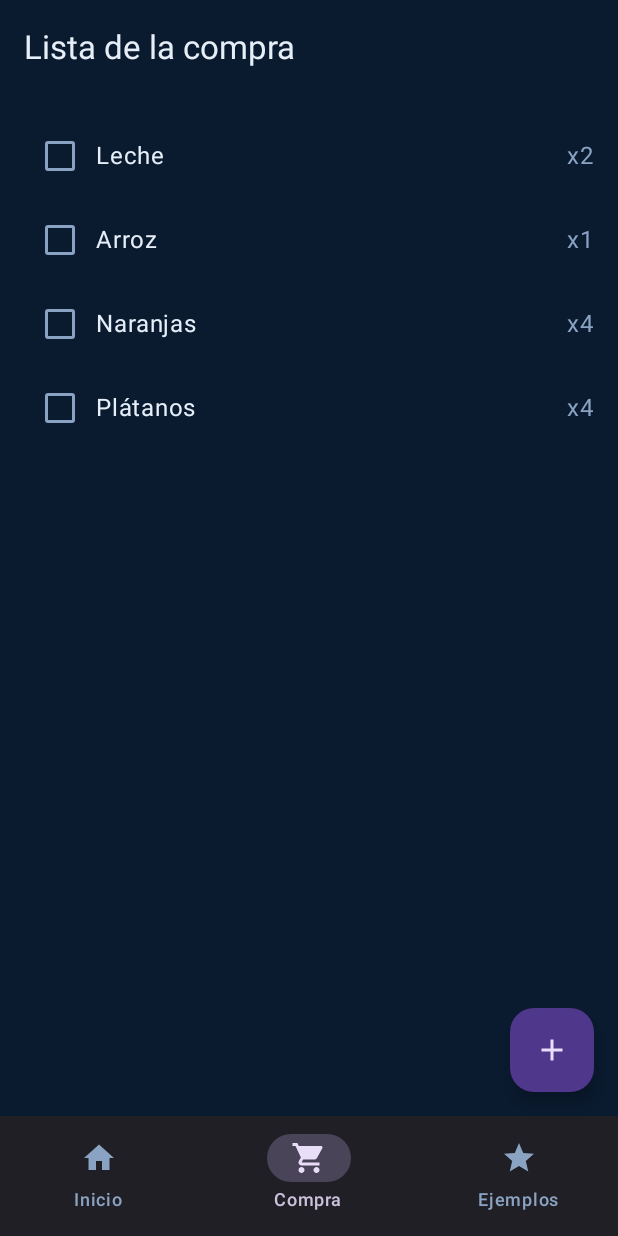
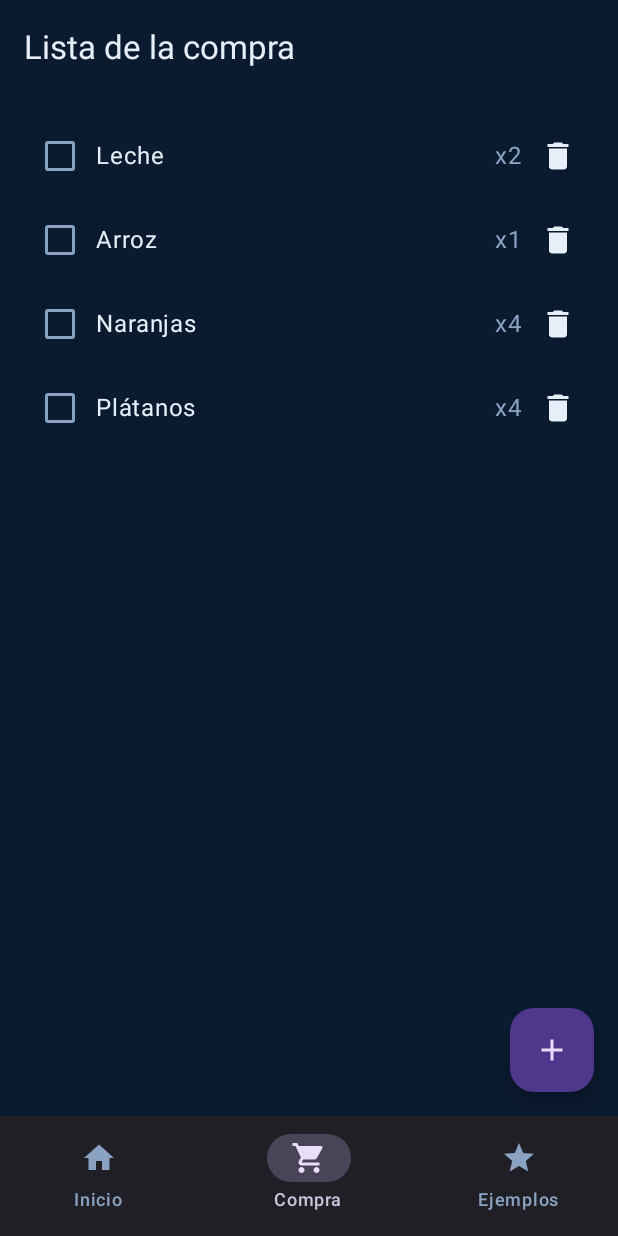
Before and after one commit to MauroGins/TwoDo, an Android app built with Jetpack Compose: the lista_compra screen opened through its navigation route, on a phone screen of 412 x 824 dp. Run offline under Robolectric (Android 15) with nearby library versions, the phone set to English and light mode, and no system bars.

Commit message:
fun Borrar prodcuto de lista

```diff
--- a/app/src/main/java/com/example/twodo/data/ProductosRepositorio.kt
+++ b/app/src/main/java/com/example/twodo/data/ProductosRepositorio.kt
@@ -32,5 +32,9 @@ object ProductosRepositorio {
             comprado = false
         )
     }
+    fun borrar(id: Int ){
+        productos = productos.filter { it.id != id }
+
+    }
 
 }
--- a/app/src/main/java/com/example/twodo/ui/components/FilaProducto.kt
+++ b/app/src/main/java/com/example/twodo/ui/components/FilaProducto.kt
@@ -1,16 +1,23 @@
 package com.example.twodo.ui.components
+
 
 import androidx.compose.foundation.clickable
 import androidx.compose.foundation.layout.Row
 import androidx.compose.foundation.layout.fillMaxWidth
+import androidx.compose.material.icons.Icons
+import androidx.compose.material.icons.filled.Delete
 import androidx.compose.material3.Checkbox
+import androidx.compose.material3.Icon
+import androidx.compose.material3.IconButton
 import androidx.compose.material3.MaterialTheme
 import androidx.compose.material3.Text
 import androidx.compose.runtime.Composable
 import androidx.compose.ui.Alignment
 import androidx.compose.ui.Modifier
+import androidx.compose.ui.res.stringResource
 import androidx.compose.ui.tooling.preview.Preview
 import com.example.twodo.ui.theme.TwoDoTheme
+import com.example.twodo.R
 
 data class FilaProductoData(
     val id: Int,
@@ -22,20 +29,31 @@ data class FilaProductoData(
 @Composable
 fun FilaProducto(
     data: FilaProductoData,
-    onMarcar:()-> Unit,
-    onPulsar:()-> Unit,
+    onMarcar: () -> Unit,
+    onPulsar: () -> Unit,
+    onBorrar: () -> Unit,
     modifier: Modifier = Modifier
-){
+) {
     Row(
-        modifier= modifier.fillMaxWidth().clickable{onPulsar()},
+        modifier = modifier
+            .fillMaxWidth()
+            .clickable { onPulsar() },
         verticalAlignment = Alignment.CenterVertically
     ) {
         Checkbox(
             checked = data.comprado,
-            onCheckedChange = {onMarcar()}
+            onCheckedChange = { onMarcar() }
         )
-        Text(data.nombre, modifier =Modifier.weight(1f))
+        Text(data.nombre, modifier = Modifier.weight(1f))
         Text(data.cantidad, color = MaterialTheme.colorScheme.onSurfaceVariant)
+
+        IconButton(onClick = onBorrar) {
+            Icon(
+                imageVector = Icons.Default.Delete,
+                contentDescription = stringResource(R.string.borrar_producto)
+            )
+        }
+
     }
 }
 
@@ -51,7 +69,8 @@ fun FilaProductoPreview() {
                 comprado = true
             ),
             onMarcar = { },
-            onPulsar = { }
+            onPulsar = { },
+            onBorrar = { }
         )
     }
 }
--- a/app/src/main/java/com/example/twodo/ui/pages/PaginaListaCompra.kt
+++ b/app/src/main/java/com/example/twodo/ui/pages/PaginaListaCompra.kt
@@ -37,7 +37,8 @@ fun PaginaListaCompra(
             FilaProducto(
                 data = producto,
                 onMarcar = { viewModel.onProductoMarcado(producto.id) },
-                onPulsar = { onProductoPulsado(producto.id) }
+                onPulsar = { onProductoPulsado(producto.id) },
+                onBorrar = { viewModel.onProductoBorrado(producto.id)}
             )
         }
     }
--- a/app/src/main/java/com/example/twodo/ui/viewmodels/ListaCompraViewModel.kt
+++ b/app/src/main/java/com/example/twodo/ui/viewmodels/ListaCompraViewModel.kt
@@ -33,4 +33,10 @@ class ListaCompraViewModel : ViewModel() {
             estado.copy(productos = ProductosRepositorio.obtenerTodos())
         }
     }
+    fun onProductoBorrado(id: Int) {
+        ProductosRepositorio.borrar(id)
+        _uiState.update { estado ->
+            estado.copy(productos = ProductosRepositorio.obtenerTodos())
+        }
+    }
 }
--- a/app/src/main/res/values/strings.xml
+++ b/app/src/main/res/values/strings.xml
@@ -33,6 +33,7 @@
     <string name="formulario_nombre">Nombre</string>
     <string name="formulario_cantidad">Cantidad</string>
     <string name="formulario_guardar">Guardar</string>
+    <string name="borrar_producto">Borrar</string>
 
     <!--Muestrario-->
     <string name="nav_muestrario">Ejemplos</string>
```
